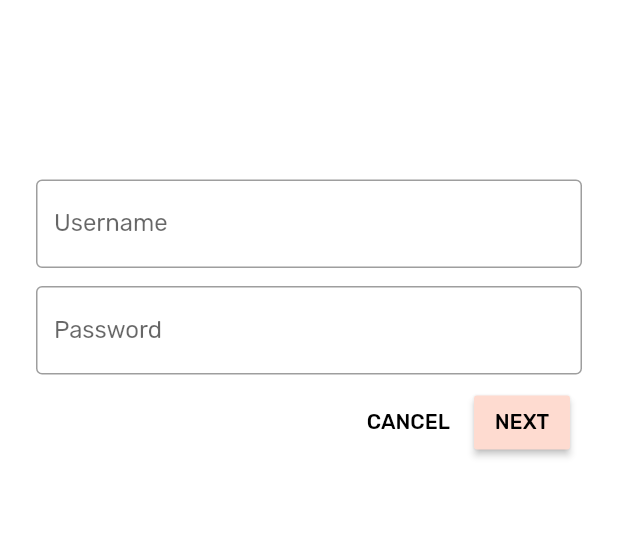
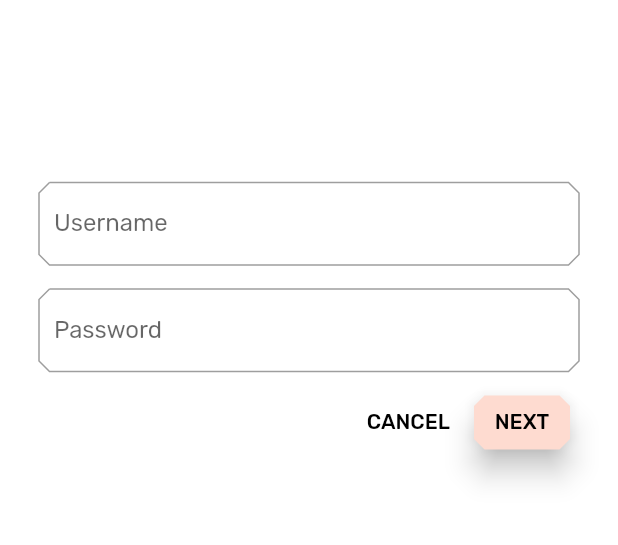
Before and after one commit to pennya/FlutterMDC_100_Series_Sample, a Flutter app: the screen it shows after launch, after a tap on "CANCEL", on a phone screen of 412 x 824 dp, the part 221-766 px from its top. Run offline on Flutter 3.47's test engine with Material 2 defaults, Android fonts, the phone set to English and light mode, and no system bars.

Commit message:
1. 로그인버튼, id/pw 입력위젯 스타일 변경 2. 그림자 제거/추가 방법

```diff
--- a/material-components-flutter-codelabs-101-starter/mdc_100_series/lib/app.dart
+++ b/material-components-flutter-codelabs-101-starter/mdc_100_series/lib/app.dart
@@ -17,6 +17,7 @@ import 'package:flutter/material.dart';
 import 'home.dart';
 import 'login.dart';
 import 'color.dart';
+import 'supplemental/cut_corners_border.dart';
 
 class ShrineApp extends StatelessWidget {
 
@@ -69,7 +70,7 @@ ThemeData _buildShrineTheme() {
         color: kShrineBrown900
     ),
     inputDecorationTheme: InputDecorationTheme(
-      border: OutlineInputBorder(),
+      border: CutCornersBorder(),
     ),
   );
 }
--- a/material-components-flutter-codelabs-101-starter/mdc_100_series/lib/home.dart
+++ b/material-components-flutter-codelabs-101-starter/mdc_100_series/lib/home.dart
@@ -33,6 +33,7 @@ class HomePage extends StatelessWidget {
 
     return products.map((product) {
       return Card(
+        elevation: 0.0, // 그림자 제거
         clipBehavior: Clip.antiAlias,
         child: Column(
           crossAxisAlignment: CrossAxisAlignment.center,
--- a/material-components-flutter-codelabs-101-starter/mdc_100_series/lib/login.dart
+++ b/material-components-flutter-codelabs-101-starter/mdc_100_series/lib/login.dart
@@ -64,6 +64,12 @@ class _LoginPageState extends State<LoginPage> {
               children: <Widget>[
                 FlatButton(
                   child: Text('CANCEL'),
+
+                  // 각진 형
+                  shape: BeveledRectangleBorder(
+                    borderRadius: BorderRadius.all(Radius.circular(7.0)),
+                  ),
+
                   onPressed: () {
                     _usernameController.clear();
                     _passwordController.clear();
@@ -71,6 +77,12 @@ class _LoginPageState extends State<LoginPage> {
                 ),
                 RaisedButton(
                   child: Text('NEXT'),
+                  elevation: 8.0,
+
+                  shape: BeveledRectangleBorder(
+                    borderRadius: BorderRadius.all(Radius.circular(7.0)),
+                  ),
+
                   onPressed: () {
                     Navigator.pop(context);
                   },
```
